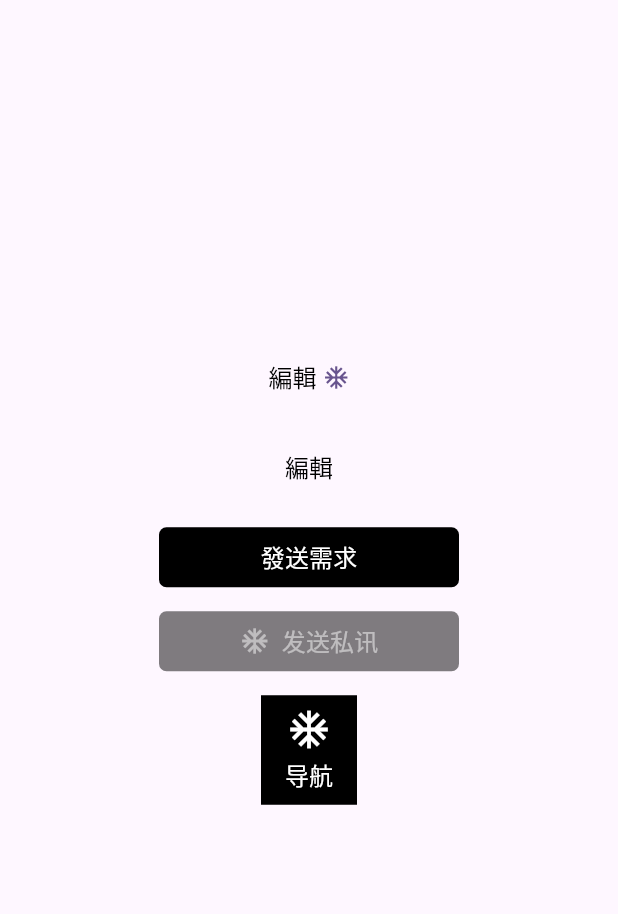
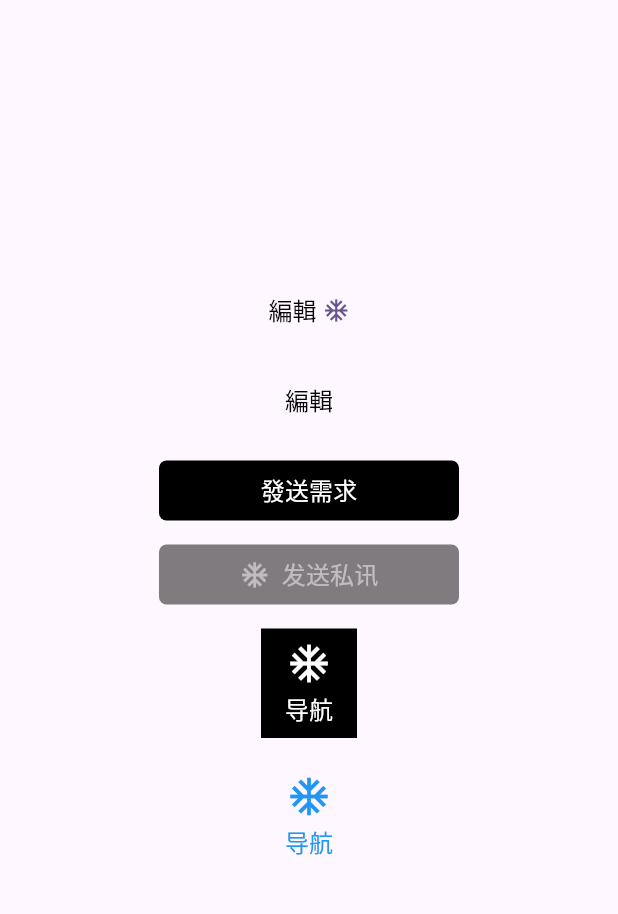
Before and after one commit to flutter-packagist/widgets, a Flutter app: the TextButtonDemo screen opened directly, after a tap on "导航", on a phone screen of 412 x 824 dp, the part 84-998 px from its top. Run offline on Flutter 3.47's test engine with Material 2 defaults, Android fonts, the phone set to English and light mode, and no system bars; our stand-ins replace cached_network_image, dio, easy_refresh; missing offline and left inert: network.

Commit message:
fixed: 修复WrapperTextButton设置透明背景后会变成黑色的问题

```diff
--- a/example/lib/text_button_demo.dart
+++ b/example/lib/text_button_demo.dart
@@ -79,6 +79,19 @@ class _TextButtonDemoState extends State<TextButtonDemo> {
               iconSize: 30,
               iconColor: Colors.white,
             ),
+            const SizedBox(height: 16),
+            WrapperTextButton(
+              onPressed: () {},
+              backgroundColor: Colors.transparent,
+              text: "导航",
+              textColor: Colors.blue,
+              textSize: 16,
+              iconPosition: IconPosition.top,
+              icon: const Icon(Icons.ac_unit),
+              iconSize: 30,
+              iconColor: Colors.blue,
+              radius: 5,
+            ),
           ],
         ),
       ),
--- a/lib/button/text_button.dart
+++ b/lib/button/text_button.dart
@@ -98,7 +98,7 @@ class WrapperTextButton extends StatelessWidget {
       text ?? "",
       style: textStyle ??
           TextStyle(
-            color: textColor.withOpacity(enable ? 1 : 0.5),
+            color: textColor.enable(enable),
             fontSize: textSize,
           ),
       overflow: overflow,
@@ -152,12 +152,8 @@ class WrapperTextButton extends StatelessWidget {
       },
       style: style ??
           ButtonStyle(
-            backgroundColor: resolve<Color?>(
-              backgroundColor?.withOpacity(enable ? 1 : 0.5),
-            ),
-            foregroundColor: resolve<Color?>(
-              foregroundColor?.withOpacity(enable ? 1 : 0.5),
-            ),
+            backgroundColor: resolve<Color?>(backgroundColor?.enable(enable)),
+            foregroundColor: resolve<Color?>(foregroundColor?.enable(enable)),
             overlayColor: resolve<Color?>(overlayColor),
             shadowColor: resolve<Color?>(shadowColor),
             surfaceTintColor: resolve<Color?>(surfaceTintColor),
@@ -180,9 +176,7 @@ class WrapperTextButton extends StatelessWidget {
                 )),
             padding: resolve<EdgeInsetsGeometry?>(padding),
             elevation: resolve<double?>(elevation),
-            iconColor: resolve<Color?>(
-              iconColor?.withOpacity(enable ? 1 : 0.5),
-            ),
+            iconColor: resolve<Color?>(iconColor?.enable(enable)),
             iconSize: resolve<double?>(iconSize),
             alignment: alignment,
             minimumSize: resolve<Size?>(minimumSize),
@@ -204,3 +198,10 @@ class WrapperTextButton extends StatelessWidget {
     return value == null ? null : MaterialStateProperty.all<T>(value);
   }
 }
+
+extension ColorExtension on Color? {
+  Color? enable(bool enable) {
+    if (this == Colors.transparent) return this;
+    return this?.withOpacity(enable ? 1 : 0.5);
+  }
+}
```
